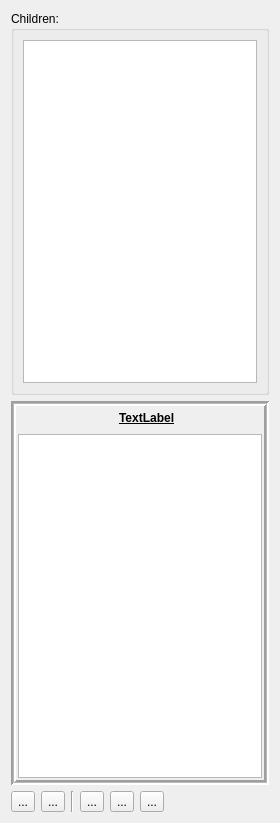
Old version of the form Harmony/src/Editor/Entity/EntityWidget.ui in the repository GameOverture/HarmonyEngine.
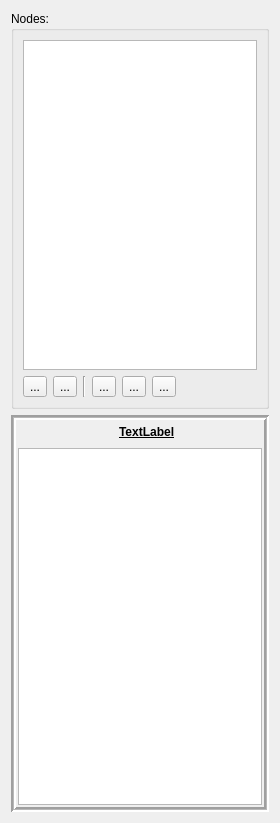
New version of the form. Icons and pictures are not drawn. Custom widgets are drawn as their Qt base class.

Commit message: Renamed child tree to node tree

```diff
--- a/Harmony/src/Editor/Entity/EntityWidget.ui
+++ b/Harmony/src/Editor/Entity/EntityWidget.ui
@@ -19,7 +19,7 @@
      <item>
       <widget class="QGroupBox" name="groupBox">
        <property name="title">
-        <string>Children:</string>
+        <string>Nodes:</string>
        </property>
        <layout class="QVBoxLayout" name="verticalLayout_3">
         <item>
@@ -29,6 +29,65 @@
           </attribute>
          </widget>
         </item>
+        <item>
+         <layout class="QHBoxLayout" name="ChildrenToolbar">
+          <item>
+           <widget class="QToolButton" name="btnAddChild">
+            <property name="text">
+             <string>...</string>
+            </property>
+           </widget>
+          </item>
+          <item>
+           <widget class="QToolButton" name="btnAddChildPrimitive">
+            <property name="text">
+             <string>...</string>
+            </property>
+           </widget>
+          </item>
+          <item>
+           <widget class="Line" name="line">
+            <property name="orientation">
+             <enum>Qt::Vertical</enum>
+            </property>
+           </widget>
+          </item>
+          <item>
+           <widget class="QToolButton" name="btnInsertBoundingVolume">
+            <property name="text">
+             <string>...</string>
+            </property>
+           </widget>
+          </item>
+          <item>
+           <widget class="QToolButton" name="btnInsertPhysics">
+            <property name="text">
+             <string>...</string>
+            </property>
+           </widget>
+          </item>
+          <item>
+           <widget class="QToolButton" name="btnAddScissor">
+            <property name="text">
+             <string>...</string>
+            </property>
+           </widget>
+          </item>
+          <item>
+           <spacer name="horizontalSpacer_2">
+            <property name="orientation">
+             <enum>Qt::Horizontal</enum>
+            </property>
+            <property name="sizeHint" stdset="0">
+             <size>
+              <width>40</width>
+              <height>20</height>
+             </size>
+            </property>
+           </spacer>
+          </item>
+         </layout>
+        </item>
        </layout>
       </widget>
      </item>
@@ -143,65 +202,6 @@
        </widget>
       </widget>
      </item>
-     <item>
-      <layout class="QHBoxLayout" name="ChildrenToolbar">
-       <item>
-        <widget class="QToolButton" name="btnAddChild">
-         <property name="text">
-          <string>...</string>
-         </property>
-        </widget>
-       </item>
-       <item>
-        <widget class="QToolButton" name="btnAddChildPrimitive">
-         <property name="text">
-          <string>...</string>
-         </property>
-        </widget>
-       </item>
-       <item>
-        <widget class="Line" name="line">
-         <property name="orientation">
-          <enum>Qt::Vertical</enum>
-         </property>
-        </widget>
-       </item>
-       <item>
-        <widget class="QToolButton" name="btnInsertBoundingVolume">
-         <property name="text">
-          <string>...</string>
-         </property>
-        </widget>
-       </item>
-       <item>
-        <widget class="QToolButton" name="btnInsertPhysics">
-         <property name="text">
-          <string>...</string>
-         </property>
-        </widget>
-       </item>
-       <item>
-        <widget class="QToolButton" name="btnAddScissor">
-         <property name="text">
-          <string>...</string>
-         </property>
-        </widget>
-       </item>
-       <item>
-        <spacer name="horizontalSpacer_2">
-         <property name="orientation">
-          <enum>Qt::Horizontal</enum>
-         </property>
-         <property name="sizeHint" stdset="0">
-          <size>
-           <width>40</width>
-           <height>20</height>
-          </size>
-         </property>
-        </spacer>
-       </item>
-      </layout>
-     </item>
     </layout>
    </item>
   </layout>
```
Left out of the diff: 2 changed lines with no effect on the pictures. The commit also changes 2 other files.
